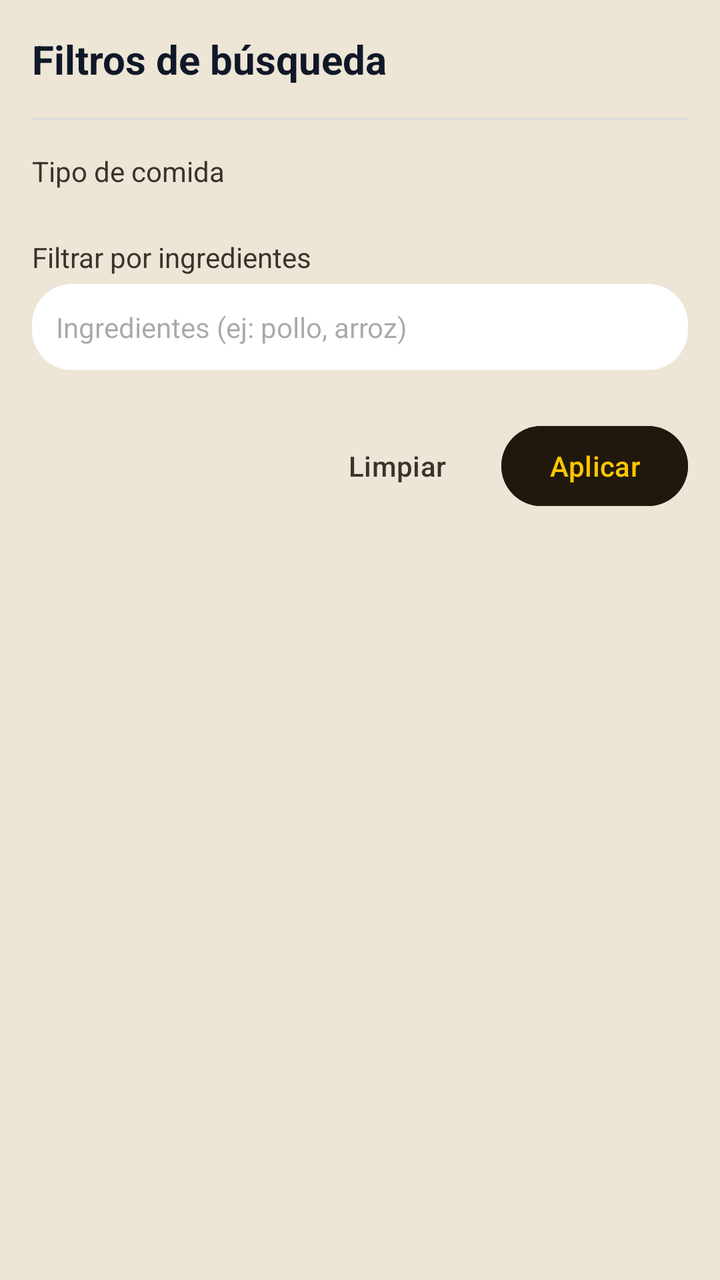
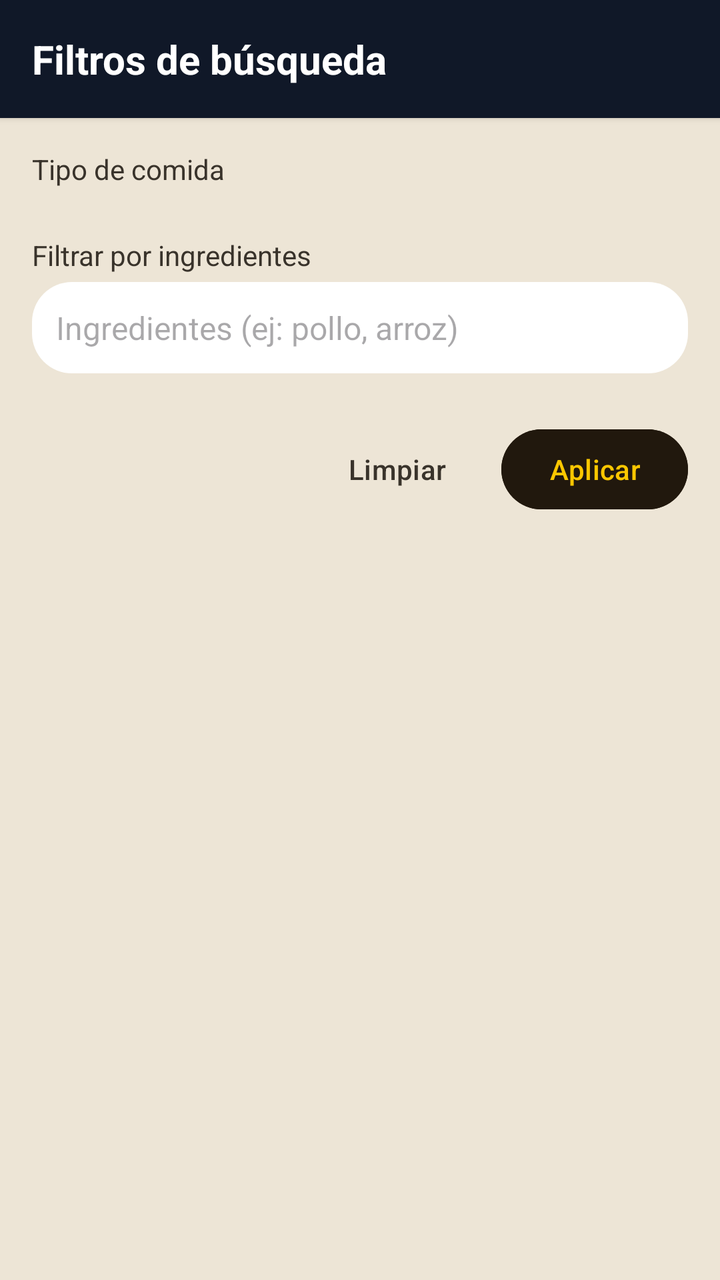

An Android layout rendered at two revisions. The XML below is the earlier revision; the diff shows what the commit changed to produce the second picture.
<!-- AndroidManifest.xml: application theme Theme.RefriMancia -->
<!-- res/layout/popup_filtros.xml -->
<?xml version="1.0" encoding="utf-8"?>
<LinearLayout
    xmlns:android="http://schemas.android.com/apk/res/android"
    xmlns:app="http://schemas.android.com/apk/res-auto"
    android:layout_width="match_parent"
    android:layout_height="wrap_content"
    android:orientation="vertical"
    android:background="@color/beige"
    android:padding="16dp">

    
    <TextView
        android:id="@+id/tv_filtros_titulo"
        android:layout_width="match_parent"
        android:layout_height="wrap_content"
        android:text="@string/filters_title"
        android:textSize="20sp"
        android:textStyle="bold"
        android:textColor="@color/azul_oscuro"
        android:paddingBottom="16dp" />

    
    <View
        android:layout_width="match_parent"
        android:layout_height="1dp"
        android:background="#DDDDDD"
        android:layout_marginBottom="16dp" />

    
    <TextView
        android:layout_width="match_parent"
        android:layout_height="wrap_content"
        android:text="@string/filter_meal_type_label"
        android:textSize="14sp"
        android:textColor="@color/gris_marron"
        android:layout_marginBottom="8dp" />

    <ScrollView
        android:layout_width="match_parent"
        android:layout_height="wrap_content"
        android:layout_marginBottom="16dp">

        <LinearLayout
            android:id="@+id/ll_tipos_comida"
            android:layout_width="match_parent"
            android:layout_height="wrap_content"
            android:orientation="vertical"
            android:paddingStart="4dp" />

    </ScrollView>

    
    <TextView
        android:layout_width="match_parent"
        android:layout_height="wrap_content"
        android:text="@string/filter_ingredients_label"
        android:textSize="14sp"
        android:textColor="@color/gris_marron"
        android:layout_marginBottom="4dp" />

    <EditText
        android:id="@+id/et_ingredientes_filtro"
        android:layout_width="match_parent"
        android:layout_height="wrap_content"
        android:hint="@string/filter_ingredients_hint"
        android:background="@drawable/bg_input"
        android:padding="12dp"
        android:textSize="14sp"
        android:inputType="text"
        android:layout_marginBottom="24dp" />

    
    <LinearLayout
        android:layout_width="match_parent"
        android:layout_height="wrap_content"
        android:orientation="horizontal"
        android:gravity="end">

        <Button
            android:id="@+id/btn_limpiar_filtros"
            android:layout_width="wrap_content"
            android:layout_height="wrap_content"
            android:text="@string/clear_filters"
            style="?attr/borderlessButtonStyle"
            android:textColor="@color/gris_marron"
            android:layout_marginEnd="8dp" />

        <Button
                android:id="@+id/btn_aplicar_filtros"
                android:layout_width="wrap_content"
                android:layout_height="wrap_content"
                android:text="@string/apply_filters"
                style="?attr/materialButtonStyle"
                android:backgroundTint="@color/marron_oscuro"
                android:textColor="@color/amarillo"
                android:textSize="14sp" />

    </LinearLayout>

</LinearLayout>
<!-- resources referenced by this layout -->
<resources>
  <color name="amarillo">#fdc700</color>
  <color name="azul_oscuro">#101828</color>
  <color name="beige">#ede5d6</color>
  <color name="gris_marron">#39332b</color>
  <color name="marron_oscuro">#21180d</color>
  <!-- drawable bg_input (drawable) -->
  <shape xmlns:android="http://schemas.android.com/apk/res/android">
      <solid android:color="#FFFFFF"/> 
      <corners android:radius="20dp"/>
  </shape>
  <string name="apply_filters">Aplicar</string>
  <string name="clear_filters">Limpiar</string>
  <string name="filter_ingredients_hint">Ingredientes (ej: pollo, arroz)</string>
  <string name="filter_ingredients_label">Filtrar por ingredientes</string>
  <string name="filter_meal_type_label">Tipo de comida</string>
  <string name="filters_title">Filtros de búsqueda</string>
  <style name="Theme.RefriMancia" parent="Base.Theme.RefriMancia" />
  <style name="Base.Theme.RefriMancia" parent="Theme.Material3.DayNight.NoActionBar">
          <item name="colorPrimary">@color/marron_oscuro</item>
          <item name="colorSecondary">@color/amarillo</item>
          
          <item name="android:statusBarColor">@color/marron_oscuro</item>
          <item name="android:windowLightStatusBar">false</item>
      </style>
</resources>

<!-- the commit's change to res/layout/popup_filtros.xml (unified diff, before → after) -->
@@ -5,8 +5,7 @@
     android:layout_width="match_parent"
     android:layout_height="wrap_content"
     android:orientation="vertical"
-    android:background="@color/beige"
-    android:padding="16dp">
+    android:background="@color/beige">
 
     
     <TextView
@@ -16,76 +15,81 @@
         android:text="@string/filters_title"
         android:textSize="20sp"
         android:textStyle="bold"
-        android:textColor="@color/azul_oscuro"
-        android:paddingBottom="16dp" />
-
-    
-    <View
-        android:layout_width="match_parent"
-        android:layout_height="1dp"
-        android:background="#DDDDDD"
-        android:layout_marginBottom="16dp" />
-
-    
-    <TextView
-        android:layout_width="match_parent"
-        android:layout_height="wrap_content"
-        android:text="@string/filter_meal_type_label"
-        android:textSize="14sp"
-        android:textColor="@color/gris_marron"
-        android:layout_marginBottom="8dp" />
-
-    <ScrollView
-        android:layout_width="match_parent"
-        android:layout_height="wrap_content"
-        android:layout_marginBottom="16dp">
-
-        <LinearLayout
-            android:id="@+id/ll_tipos_comida"
-            android:layout_width="match_parent"
-            android:layout_height="wrap_content"
-            android:orientation="vertical"
-            android:paddingStart="4dp" />
-
-    </ScrollView>
-
-    
-    <TextView
-        android:layout_width="match_parent"
-        android:layout_height="wrap_content"
-        android:text="@string/filter_ingredients_label"
-        android:textSize="14sp"
-        android:textColor="@color/gris_marron"
-        android:layout_marginBottom="4dp" />
-
-    <EditText
-        android:id="@+id/et_ingredientes_filtro"
-        android:layout_width="match_parent"
-        android:layout_height="wrap_content"
-        android:hint="@string/filter_ingredients_hint"
-        android:background="@drawable/bg_input"
-        android:padding="12dp"
-        android:textSize="14sp"
-        android:inputType="text"
-        android:layout_marginBottom="24dp" />
+        android:textColor="@android:color/white"
+        android:background="@color/azul_oscuro"
+        android:padding="16dp"
+        android:elevation="2dp" />
 
     
     <LinearLayout
         android:layout_width="match_parent"
         android:layout_height="wrap_content"
-        android:orientation="horizontal"
-        android:gravity="end">
+        android:orientation="vertical"
+        android:padding="16dp">
 
-        <Button
-            android:id="@+id/btn_limpiar_filtros"
-            android:layout_width="wrap_content"
+        
+
+        
+        <TextView
+            android:layout_width="match_parent"
             android:layout_height="wrap_content"
-            android:text="@string/clear_filters"
-            style="?attr/borderlessButtonStyle"
+            android:text="@string/filter_meal_type_label"
+            android:textSize="14sp"
             android:textColor="@color/gris_marron"
-            android:layout_marginEnd="8dp" />
+            android:layout_marginBottom="8dp" />
 
-        <Button
+        <ScrollView
+            android:layout_width="match_parent"
+            android:layout_height="wrap_content"
+            android:layout_marginBottom="16dp">
+
+            <LinearLayout
+                android:id="@+id/ll_tipos_comida"
+                android:layout_width="match_parent"
+                android:layout_height="wrap_content"
+                android:orientation="vertical"
+                android:paddingStart="4dp" />
+
+        </ScrollView>
+
+        
+        <TextView
+            android:layout_width="match_parent"
+            android:layout_height="wrap_content"
+            android:text="@string/filter_ingredients_label"
+            android:textSize="14sp"
+            android:textColor="@color/gris_marron"
+            android:layout_marginBottom="4dp" />
+
+        <EditText
+                android:id="@+id/et_ingredientes_filtro"
+                android:layout_width="match_parent"
+                android:layout_height="wrap_content"
+                android:hint="@string/filter_ingredients_hint"
+                android:background="@drawable/bg_input"
+                android:padding="12dp"
+                android:textSize="16sp"
+                android:textColor="@android:color/black"
+                android:inputType="text"
+                android:layout_marginBottom="24dp" />
+
+        
+        <LinearLayout
+            android:layout_width="match_parent"
+            android:layout_height="wrap_content"
+            android:orientation="horizontal"
+            android:gravity="end">
+
+            <Button
+                android:id="@+id/btn_limpiar_filtros"
+                android:layout_width="wrap_content"
+                android:layout_height="wrap_content"
+                android:text="@string/clear_filters"
+                style="?attr/borderlessButtonStyle"
+                android:textColor="@color/gris_marron"
+                android:layout_marginEnd="8dp" />
+
+            <Button
                 android:id="@+id/btn_aplicar_filtros"
                 android:layout_width="wrap_content"
                 android:layout_height="wrap_content"
@@ -95,6 +99,8 @@
                 android:textColor="@color/amarillo"
                 android:textSize="14sp" />
 
+        </LinearLayout>
+
     </LinearLayout>
 
 </LinearLayout>
